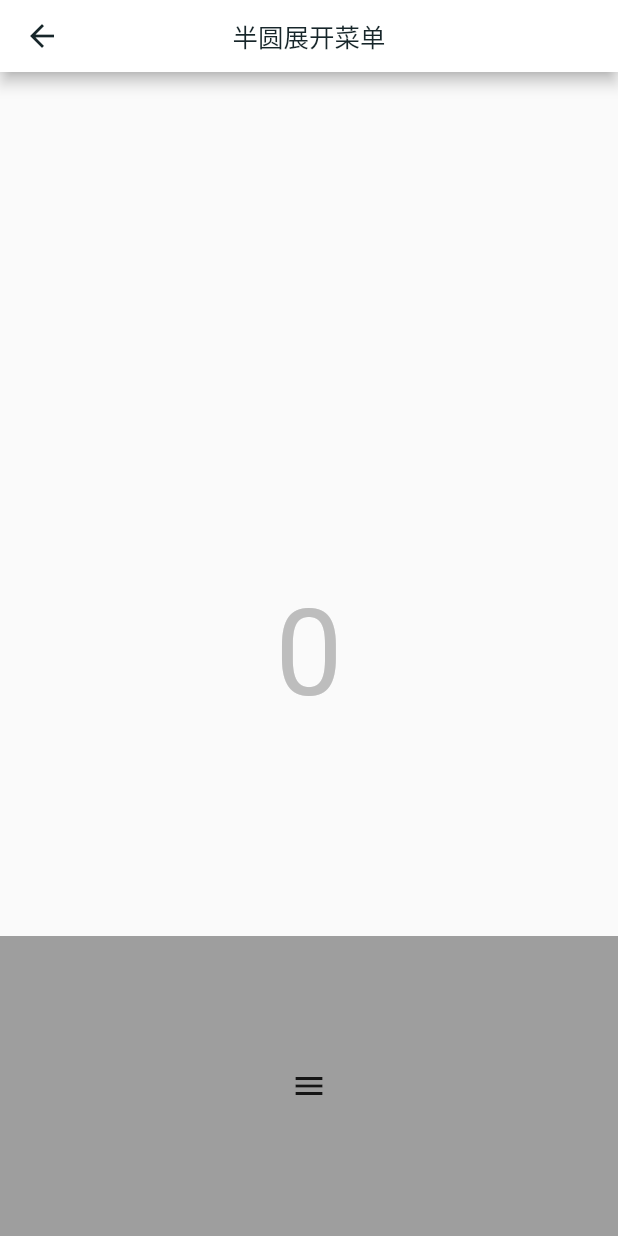
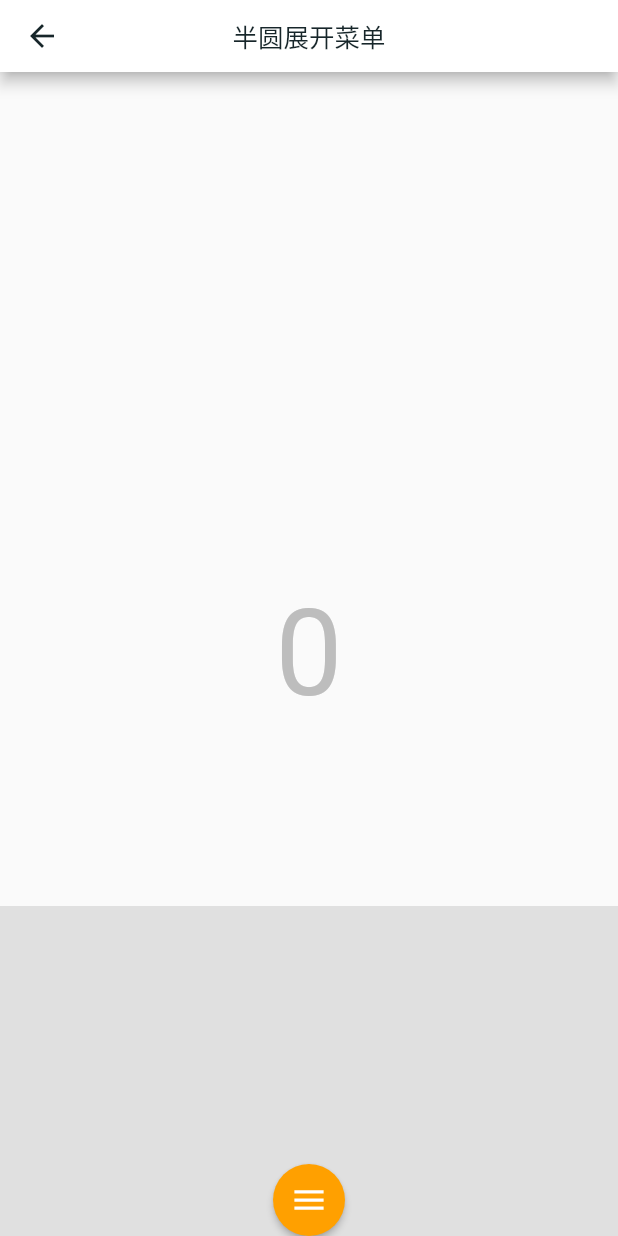
Before and after one commit to longer96/flutter-demo, a Flutter app: the Bottom5Page screen opened directly, on a phone screen of 412 x 824 dp. Run offline on Flutter 3.47's test engine with Material 2 defaults, Android fonts, the phone set to English and light mode, and no system bars.

Commit message:
feat:底部导航 半圆

```diff
--- a/lib/bottom/bottom3/menu_clipper.dart
+++ b/lib/bottom/bottom3/menu_clipper.dart
@@ -34,7 +34,8 @@ class MenuClipper extends CustomClipper<Path> {
           radius,
         ),
         degreeToRadians(270),
-        degreeToRadians(-60),
+        // degreeToRadians(-60),
+        degreeToRadians(-50),
         false);
 
     /// 凹陷 箭头
--- a/lib/bottom/bottom5/bottom_5_page.dart
+++ b/lib/bottom/bottom5/bottom_5_page.dart
@@ -15,7 +15,7 @@ class _Bottom5PageState extends State<Bottom5Page> {
     Icons.markunread_outlined,
     Icons.notifications,
     Icons.settings,
-    Icons.menu,
+    Icons.update_sharp,
   ];
 
   int pageIndex = 0;
@@ -46,17 +46,14 @@ class _Bottom5PageState extends State<Bottom5Page> {
       left: 0,
       right: 0,
       bottom: MediaQuery.of(context).padding.bottom,
-      child: Container(
-        color: Colors.grey,
-        child: FlowMenu(
-          tabIconsList: menuItems,
-          changeIndex: (index) => onClickBottomBar(index),
-        ),
+      child: FlowMenu(
+        tabIconsList: menuItems,
+        changeIndex: (index) => _onClickBottomBar(index),
       ),
     );
   }
 
-  void onClickBottomBar(int index) {
+  void _onClickBottomBar(int index) {
     if (!mounted) return;
 
     debugPrint('longer   点击了 >>> $index');
--- a/lib/bottom/bottom5/flow_menu.dart
+++ b/lib/bottom/bottom5/flow_menu.dart
@@ -16,72 +16,114 @@ class FlowMenu extends StatefulWidget {
 }
 
 class _FlowMenuState extends State<FlowMenu> with TickerProviderStateMixin {
-  // 动画变量,以及初始化和销毁
-  late AnimationController _ctrlAnimationCircle;
+  /// 动画变量,以及初始化和销毁
+  late AnimationController _animationController;
+
+  /// icon 尺寸
+  final double iconSize = 48.0;
 
   @override
   void initState() {
     super.initState();
-    _ctrlAnimationCircle = AnimationController(
-      // 初始化动画变量
-      lowerBound: 0,
-      upperBound: 80,
-      duration: const Duration(milliseconds: 300),
+    _animationController = AnimationController(
+      duration: const Duration(milliseconds: 1000),
       vsync: this,
     );
-    _ctrlAnimationCircle.addListener(() => setState(() {}));
+    _animationController.addListener(() => setState(() {}));
   }
 
   @override
   void dispose() {
-    _ctrlAnimationCircle.dispose();
+    _animationController.dispose();
     super.dispose();
   }
 
   // 生成Flow的数据
   Widget _buildFlowChildren(int index, IconData icon) {
+    debugPrint('longer   >>> ${MediaQuery.of(context).size}');
     return Container(
-      child: Icon(
-        icon,
-        color: Colors.primaries[index % Colors.primaries.length],
+      alignment: Alignment.center,
+      child: RawMaterialButton(
+        fillColor: Colors.blue[400],
+        shape: const CircleBorder(),
+        constraints: BoxConstraints.tight(Size(iconSize, iconSize)),
+        child: Icon(icon, color: Colors.white),
+        onPressed: () => _onClickMenuIcon(index, icon),
       ),
     );
+  }
+
+  void _onClickMenuIcon(int index, IconData icon) {
+    // 过滤重复选中
+    // if (lastTapped == icon) return;
+    //
+    // if (icon != Icons.menu) {
+    //   // 回传消息
+    //   widget.changeIndex(index);
+    //
+    //   setState(() => lastTapped = icon);
+    // }
+    debugPrint('longer   点击了 >>> $index');
+    if (_animationController.status == AnimationStatus.completed) {
+      /// 收拢
+      _animationController.reverse();
+    } else {
+      /// 展开
+      _animationController.forward();
+    }
   }
 
   @override
   Widget build(BuildContext context) {
     return Container(
+      height: 220.0,
       alignment: Alignment.bottomCenter,
-      constraints: BoxConstraints(
-        minHeight: 60,
-        minWidth: 0,
-        maxWidth: double.infinity,
-        maxHeight: 200,
-      ),
+      width: double.infinity,
+      color: Colors.grey.shade300,
       child: Stack(
-        children: <Widget>[
+        children: [
+          /// 弹出的菜单
           Positioned.fill(
             child: Flow(
-              delegate: FlowAnimatedCircle(_ctrlAnimationCircle.value),
+              delegate: FlowAnimatedCircle(
+                  // Tween<double>(begin: 0.0, end: 80.0)
+                  //     .animate(CurvedAnimation(
+                  //         parent: _animationController,
+                  //         curve: Curves.fastOutSlowIn))
+                  //     .value,
+                  _animationController.value),
               children: widget.tabIconsList
                   .asMap()
                   .keys
-                  .map<Widget>((int index) =>
+                  .map((index) =>
                       _buildFlowChildren(index, widget.tabIconsList[index]))
                   .toList(),
             ),
           ),
+
+          /// 菜单按钮
           Positioned.fill(
-            child: IconButton(
-              icon: Icon(Icons.menu),
-              onPressed: () {
-                setState(() {
-                  // 点击后让动画可前行或回退
-                  _ctrlAnimationCircle.status == AnimationStatus.completed
-                      ? _ctrlAnimationCircle.reverse()
-                      : _ctrlAnimationCircle.forward();
-                });
-              },
+            child: Align(
+              alignment: Alignment.bottomCenter,
+              child: RawMaterialButton(
+                fillColor: Colors.amber[700],
+                shape: const CircleBorder(),
+                constraints: BoxConstraints.tight(Size(iconSize, iconSize)),
+                child: AnimatedIcon(
+                  icon: AnimatedIcons.menu_close,
+                  progress: _animationController,
+                  color: Colors.white,
+                  size: 26,
+                ),
+                onPressed: () {
+                  setState(() {
+                    // 点击后让动画可前行或回退
+                    _animationController.status == AnimationStatus.completed
+                        ? _animationController.reverse()
+                        : _animationController.forward();
+                  });
+                },
+              ),
             ),
           ),
         ],
@@ -91,21 +133,37 @@ class _FlowMenuState extends State<FlowMenu> with TickerProviderStateMixin {
 }
 
 class FlowAnimatedCircle extends FlowDelegate {
-  final double radius; //绑定半径,让圆动起来
-  FlowAnimatedCircle(this.radius);
+  final double progress;
+
+  /// 绑定半径,让圆动起来
+  final Size size = Size(370, 120);
+
+  FlowAnimatedCircle(this.progress);
 
   @override
   void paintChildren(FlowPaintingContext context) {
-    if (radius == 0) {
+    if (progress == 0) {
       return;
     }
-    double x = 0; //开始(0,0)在父组件的中心
+    // 开始(0,0)在父组件的中心
+    double x = 0;
     double y = 0;
     for (int i = 0; i < context.childCount; i++) {
-      x = radius * cos(i * pi / (context.childCount - 1)); //根据数学得出坐标
-      y = radius * sin(i * pi / (context.childCount - 1)); //根据数学得出坐标
-      context.paintChild(i, transform: Matrix4.translationValues(x, -y, 0));
-    } //使用Matrix定位每个子组件
+      // x = progress * cos(i * pi / (context.childCount - 1)) * (size.width / 2);
+      // y = progress * sin(i * pi / (context.childCount - 1)) * size.height;
+
+      x = progress *
+          cos((i + 1) * pi / (context.childCount + 1)) *
+          (size.width / 2);
+      y = progress * sin((i + 1) * pi / (context.childCount + 1)) * 160;
+
+      // 使用Matrix定位每个子组件
+      context.paintChild(
+        i,
+        transform:
+            Matrix4.translationValues(x, -y + (48 / 2) + (size.height / 2), 0),
+      );
+    }
   }
 
   @override
```
Also changed, not shown: lib/bottom/bottom1/bottom_1_page.dart (+7 -11 lines), lib/bottom/bottom1/bottom_app_bar_1.dart (+32 -22 lines).
